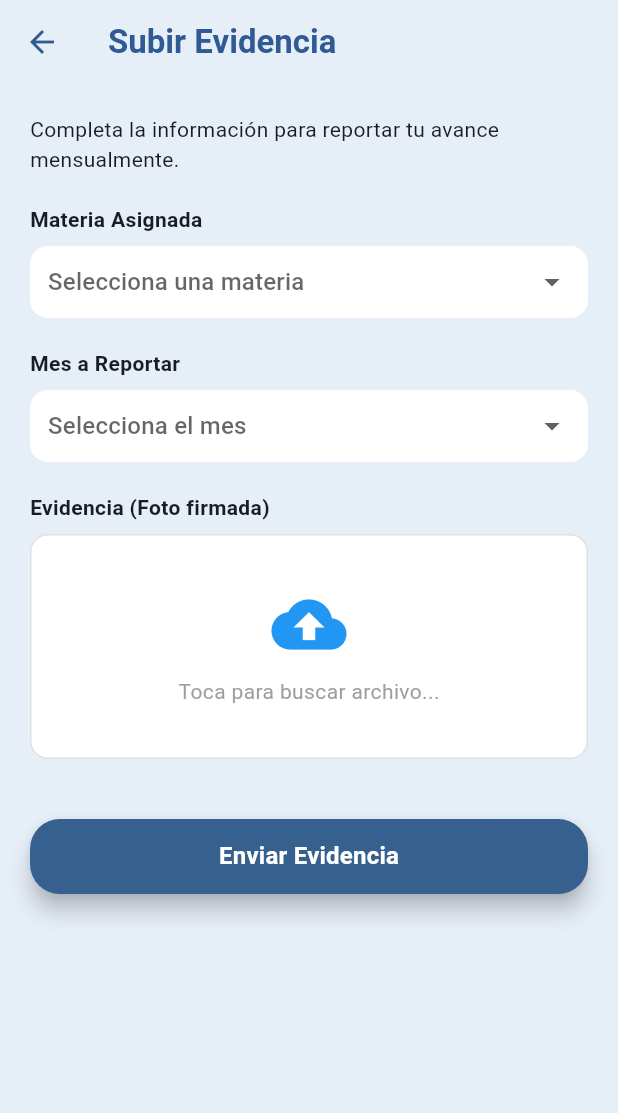
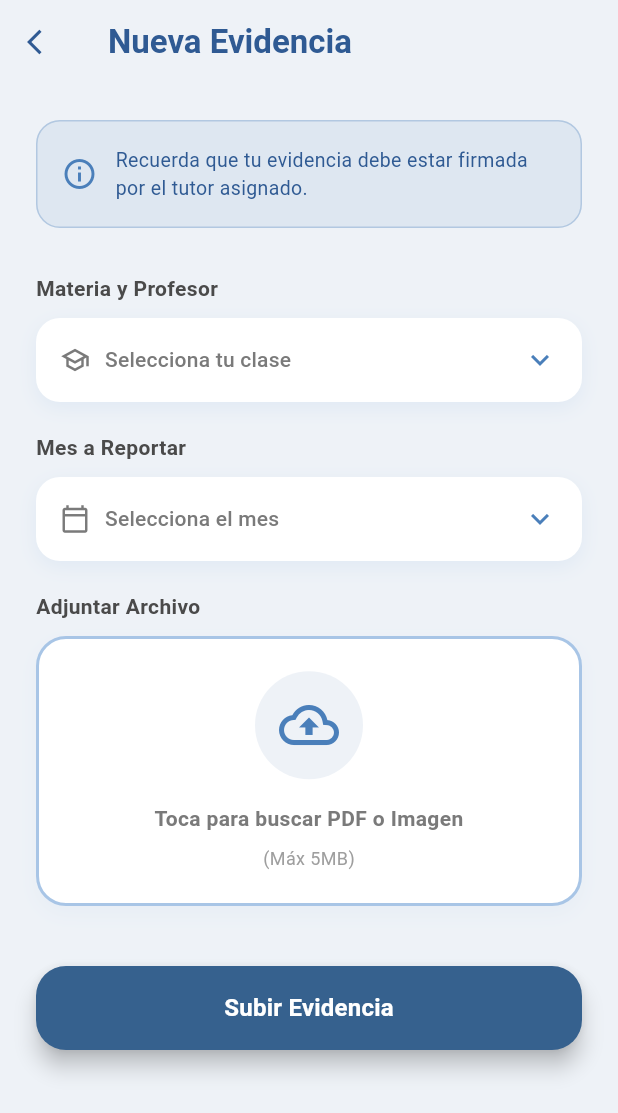
Before and after one commit to betilloXann/proyecto_tutorias, a Flutter app: the UploadEvidenceView screen opened directly, on a phone screen of 412 x 824 dp. Shown: the top 1113 px of the screen. Run offline on Flutter 3.47's test engine with Material 3 defaults, Android fonts, the phone set to English and light mode, and no system bars; our stand-ins replace cloud_firestore, file_picker, firebase_auth, firebase_core, firebase_storage, flutter_svg; accounts and stored records are empty.

Commit message:
:sparkles: Se agrego funcionalidad de seleccionar profesores asignados dentro de subir evidencia

```diff
--- a/lib/features/dashboard/viewmodels/upload_evidence_viewmodel.dart
+++ b/lib/features/dashboard/viewmodels/upload_evidence_viewmodel.dart
@@ -1,43 +1,100 @@
 import 'dart:io';
 import 'package:file_picker/file_picker.dart';
 import 'package:flutter/material.dart';
+import 'package:cloud_firestore/cloud_firestore.dart';
+//import 'package:firebase_auth/firebase_auth.dart';
 import '../../../data/repositories/auth_repository.dart';
 
 class UploadEvidenceViewModel extends ChangeNotifier {
   final AuthRepository _authRepo;
+  final FirebaseFirestore _db = FirebaseFirestore.instance;
+  //final FirebaseAuth _auth = FirebaseAuth.instance;
 
-  UploadEvidenceViewModel({required AuthRepository authRepo}) : _authRepo = authRepo;
+  UploadEvidenceViewModel({required AuthRepository authRepo}) : _authRepo = authRepo {
+    // Al iniciar, cargamos las materias reales del alumno
+    _loadStudentClasses();
+  }
 
-  // --- ESTADO (Variables) ---
+  // --- ESTADO ---
   bool _isLoading = false;
-  String? _selectedSubject;
+  bool _isLoadingClasses = true; // Nuevo estado para cargar materias
+
+  // Guardamos el objeto completo de la clase (Materia + Profe)
+  Map<String, dynamic>? _selectedClassData;
+
   String? _selectedMonth;
   File? _selectedFile;
   String? _fileName;
   String? _errorMessage;
 
-  // Listas (Simuladas por ahora)
-  final List<String> subjects = [
-    "Programación Orientada a Objetos - Prof. Alan Turing",
-    "Circuitos Lógicos - Prof. Nikola Tesla",
-  ];
+  // Lista de materias traída de Firebase
+  List<Map<String, dynamic>> _availableClasses = [];
 
+  // Lista estática de meses
   final List<String> months = [
-    "Enero", "Febrero", "Marzo", "Abril", "Mayo", "Junio", "Julio", "Agosto", "Septiembre", "Octubre", "Noviembre", "Diciembre"
+    "Enero", "Febrero", "Marzo", "Abril", "Mayo", "Junio",
+    "Julio", "Agosto", "Septiembre", "Octubre", "Noviembre", "Diciembre"
   ];
 
   // Getters
   bool get isLoading => _isLoading;
-  String? get selectedSubject => _selectedSubject;
+  bool get isLoadingClasses => _isLoadingClasses;
+  Map<String, dynamic>? get selectedClassData => _selectedClassData;
   String? get selectedMonth => _selectedMonth;
   File? get selectedFile => _selectedFile;
   String? get fileName => _fileName;
   String? get errorMessage => _errorMessage;
+  List<Map<String, dynamic>> get availableClasses => _availableClasses;
 
-  // --- MÉTODOS (Acciones) ---
+  // --- MÉTODOS ---
 
-  void setSubject(String? val) {
-    _selectedSubject = val;
+// 1. Cargar Materias Reales (Corregido)
+  Future<void> _loadStudentClasses() async {
+    _isLoadingClasses = true;
+    notifyListeners();
+
+    try {
+      // PASO CLAVE: Primero obtenemos el usuario completo para sacar su ID de documento
+      // (No usamos _auth.currentUser.uid directamente porque difiere de tu BD)
+      final userModel = await _authRepo.getCurrentUserData();
+
+      if (userModel == null) {
+        _errorMessage = "No se pudo identificar al alumno";
+        return;
+      }
+
+      // Ahora buscamos usando userModel.id (El ID del documento, ej: 8Pd2VM4...)
+      final snapshot = await _db
+          .collection('enrollments')
+          .where('uid', isEqualTo: userModel.id)
+          .where('status', isEqualTo: 'EN_CURSO')
+          .get();
+
+      if (snapshot.docs.isEmpty) {
+        // Opcional: Manejar caso vacío
+        //print("No se encontraron materias para el ID: ${userModel.id}");
+      }
+
+      _availableClasses = snapshot.docs.map((doc) {
+        final data = doc.data();
+        return {
+          'id': doc.id,
+          'subject': data['subject'] ?? 'Materia',
+          'professor': data['professor'] ?? 'Profesor',
+          'display': "${data['subject']} \n(Prof. ${data['professor']})"
+        };
+      }).toList();
+
+    } catch (e) {
+      _errorMessage = "No se pudieron cargar las materias: $e";
+    } finally {
+      _isLoadingClasses = false;
+      notifyListeners();
+    }
+  }
+
+  void setClass(Map<String, dynamic>? val) {
+    _selectedClassData = val;
     notifyListeners();
   }
 
@@ -49,56 +106,54 @@ class UploadEvidenceViewModel extends ChangeNotifier {
   Future<void> pickFile() async {
     final result = await FilePicker.platform.pickFiles(
       type: FileType.custom,
-      allowedExtensions: ['pdf', 'jpg', 'png'],
+      allowedExtensions: ['pdf', 'jpg', 'png', 'jpeg'],
     );
 
     if (result != null) {
       _selectedFile = File(result.files.single.path!);
       _fileName = result.files.single.name;
-      notifyListeners(); // Avisamos a la vista que ya hay archivo
+      notifyListeners();
     }
   }
 
-  // Retorna TRUE si subió bien, FALSE si falló
   Future<bool> uploadEvidence() async {
     _errorMessage = null;
 
-    if (_selectedSubject == null || _selectedMonth == null || _selectedFile == null) {
-      _errorMessage = "Selecciona materia, mes y archivo";
+    if (_selectedClassData == null || _selectedMonth == null || _selectedFile == null) {
+      _errorMessage = "Por favor selecciona materia, mes y adjunta un archivo.";
       notifyListeners();
       return false;
     }
 
     _isLoading = true;
-    notifyListeners(); // Activar spinner
+    notifyListeners();
 
     try {
+      // Usamos el repositorio, pasando la materia seleccionada
       await _authRepo.uploadEvidence(
-        materia: _selectedSubject!,
+        materia: _selectedClassData!['subject'], // Mandamos solo el nombre de la materia
         mes: _selectedMonth!,
         file: _selectedFile!,
       );
 
       _isLoading = false;
       notifyListeners();
-      return true; // Éxito
+      return true;
 
     } catch (e) {
       _isLoading = false;
       _errorMessage = e.toString().replaceAll("Exception: ", "");
       notifyListeners();
-      return false; // Error
+      return false;
     }
   }
 
-  // Limpiar formulario al salir
   void clear() {
-    _selectedSubject = null;
+    _selectedClassData = null;
     _selectedMonth = null;
     _selectedFile = null;
     _fileName = null;
     _errorMessage = null;
     _isLoading = false;
-    // No llamamos notifyListeners aquí porque usualmente se usa al desmontar
   }
 }
--- a/lib/features/dashboard/views/upload_evidence_view.dart
+++ b/lib/features/dashboard/views/upload_evidence_view.dart
@@ -1,134 +1,196 @@
 import 'package:flutter/material.dart';
 import 'package:provider/provider.dart';
 import '../../../core/widgets/primary_button.dart';
-import '../viewmodels/upload_evidence_viewmodel.dart'; // Importa el VM
+import '../../../data/repositories/auth_repository.dart';
+import '../viewmodels/upload_evidence_viewmodel.dart';
+import '../../../theme/theme.dart'; // Importamos tu tema
 
 class UploadEvidenceView extends StatelessWidget {
   const UploadEvidenceView({super.key});
 
   @override
   Widget build(BuildContext context) {
-    // Usamos watch para reconstruir la pantalla cuando cambie el estado
-    final vm = context.watch<UploadEvidenceViewModel>();
-    final theme = Theme.of(context);
-
-    return Scaffold(
-      backgroundColor: const Color(0xFFE6EEF8),
+    // Inyectamos el VM
+    return ChangeNotifierProvider(
+      create: (context) => UploadEvidenceViewModel(
+        authRepo: context.read<AuthRepository>(),
+      ),
+      child: Scaffold(
+        backgroundColor: AppTheme.baseLight, // Color de fondo del tema
         appBar: AppBar(
           backgroundColor: Colors.transparent,
           elevation: 0,
-        title: const Text("Subir Evidencia", style: TextStyle(color: Color(0xFF2F5A93), fontWeight: FontWeight.bold)),
-        leading: IconButton(
-          icon: const Icon(Icons.arrow_back, color: Color(0xFF2F5A93)),
+          title: const Text("Nueva Evidencia",
+              style: TextStyle(color: AppTheme.blueDark, fontWeight: FontWeight.bold)
+          ),
+          leading: Consumer<UploadEvidenceViewModel>(
+            builder: (context, vm, _) => IconButton(
+              icon: const Icon(Icons.arrow_back_ios, color: AppTheme.blueDark, size: 20),
               onPressed: () {
-            vm.clear(); // Limpiamos al salir
+                vm.clear();
                 Navigator.pop(context);
               },
             ),
           ),
-      body: SingleChildScrollView(
-        padding: const EdgeInsets.all(20),
+        ),
+        body: Consumer<UploadEvidenceViewModel>(
+          builder: (context, vm, child) {
+            return SingleChildScrollView(
+              padding: const EdgeInsets.all(24),
               child: Column(
                 crossAxisAlignment: CrossAxisAlignment.start,
                 children: [
-            const Text("Completa la información para reportar tu avance mensualmente."),
-            const SizedBox(height: 20),
+                  // --- TARJETA INFORMATIVA ---
+                  Container(
+                    padding: const EdgeInsets.all(16),
+                    decoration: BoxDecoration(
+                        color: AppTheme.bluePrimary.withValues(alpha: 0.1),
+                        borderRadius: BorderRadius.circular(16),
+                        border: Border.all(color: AppTheme.bluePrimary.withValues(alpha: 0.3))
+                    ),
+                    child: Row(
+                      children: [
+                        const Icon(Icons.info_outline, color: AppTheme.bluePrimary),
+                        const SizedBox(width: 12),
+                        const Expanded(
+                          child: Text(
+                            "Recuerda que tu evidencia debe estar firmada por el tutor asignado.",
+                            style: TextStyle(color: AppTheme.blueDark, fontSize: 13),
+                          ),
+                        ),
+                      ],
+                    ),
+                  ),
+                  const SizedBox(height: 30),
 
                   // --- 1. SELECCIONAR MATERIA ---
-            const Text("Materia Asignada", style: TextStyle(fontWeight: FontWeight.bold)),
-            const SizedBox(height: 8),
-            Container(
-              padding: const EdgeInsets.symmetric(horizontal: 12),
-              decoration: BoxDecoration(color: Colors.white, borderRadius: BorderRadius.circular(12)),
-              child: DropdownButtonHideUnderline(
-                child: DropdownButton<String>(
-                  isExpanded: true,
-                  hint: const Text("Selecciona una materia"),
-                  value: vm.selectedSubject, // Leemos del VM
-                  items: vm.subjects.map((String materia) {
-                    return DropdownMenuItem<String>(value: materia, child: Text(materia));
+                  const Text("Materia y Profesor", style: TextStyle(fontWeight: FontWeight.bold, color: AppTheme.textPrimary)),
+                  const SizedBox(height: 10),
+
+                  // Spinner si está cargando materias
+                  if (vm.isLoadingClasses)
+                    const Center(child: LinearProgressIndicator())
+                  else
+                    _CustomDropdown(
+                      hint: "Selecciona tu clase",
+                      value: vm.selectedClassData,
+                      // Mapeamos la lista compleja a DropdownItems
+                      items: vm.availableClasses.map((item) {
+                        return DropdownMenuItem<Map<String, dynamic>>(
+                          value: item,
+                          child: Text(item['display'], style: const TextStyle(fontSize: 14)),
+                        );
                       }).toList(),
-                  onChanged: (val) => vm.setSubject(val), // Avisamos al VM
-                ),
-              ),
+                      onChanged: (val) => vm.setClass(val),
+                      icon: Icons.school_outlined,
                     ),
 
                   const SizedBox(height: 20),
 
                   // --- 2. SELECCIONAR MES ---
-            const Text("Mes a Reportar", style: TextStyle(fontWeight: FontWeight.bold)),
-            const SizedBox(height: 8),
-            Container(
-              padding: const EdgeInsets.symmetric(horizontal: 12),
-              decoration: BoxDecoration(color: Colors.white, borderRadius: BorderRadius.circular(12)),
-              child: DropdownButtonHideUnderline(
-                child: DropdownButton<String>(
-                  isExpanded: true,
-                  hint: const Text("Selecciona el mes"),
-                  value: vm.selectedMonth, // Leemos del VM
+                  const Text("Mes a Reportar", style: TextStyle(fontWeight: FontWeight.bold, color: AppTheme.textPrimary)),
+                  const SizedBox(height: 10),
+                  _CustomDropdown(
+                    hint: "Selecciona el mes",
+                    value: vm.selectedMonth,
                     items: vm.months.map((String mes) {
                       return DropdownMenuItem<String>(value: mes, child: Text(mes));
                     }).toList(),
-                  onChanged: (val) => vm.setMonth(val), // Avisamos al VM
-                ),
-              ),
+                    onChanged: (val) => vm.setMonth(val),
+                    icon: Icons.calendar_today_outlined,
                   ),
 
                   const SizedBox(height: 20),
 
-            // --- 3. SUBIR ARCHIVO ---
-            const Text("Evidencia (Foto firmada)", style: TextStyle(fontWeight: FontWeight.bold)),
-            const SizedBox(height: 8),
+                  // --- 3. ÁREA DE SUBIDA (VISUALMENTE MEJORADA) ---
+                  const Text("Adjuntar Archivo", style: TextStyle(fontWeight: FontWeight.bold, color: AppTheme.textPrimary)),
+                  const SizedBox(height: 10),
+
                   InkWell(
-              onTap: vm.pickFile, // Acción del VM
+                    onTap: vm.pickFile,
+                    borderRadius: BorderRadius.circular(20),
                     child: Container(
-                height: 150,
+                      height: 180,
                       width: double.infinity,
                       decoration: BoxDecoration(
                           color: Colors.white,
-                  borderRadius: BorderRadius.circular(12),
-                  border: Border.all(color: Colors.grey.shade300),
+                          borderRadius: BorderRadius.circular(20),
+                          // Borde diferente si ya hay archivo
+                          border: Border.all(
+                              color: vm.selectedFile != null ? Colors.green : AppTheme.blueSoft,
+                              width: 2,
+                              style: BorderStyle.solid // Podrías usar un paquete para 'dashed'
+                          ),
+                          boxShadow: [
+                            BoxShadow(color: AppTheme.blueSoft.withValues(alpha: 0.1), blurRadius: 10, offset: const Offset(0, 5))
+                          ]
                       ),
                       child: Column(
                         mainAxisAlignment: MainAxisAlignment.center,
                         children: [
-                    Icon(
-                      vm.selectedFile != null ? Icons.check_circle : Icons.cloud_upload,
-                      size: 50,
-                      color: vm.selectedFile != null ? Colors.green : Colors.blue,
+                          Container(
+                            padding: const EdgeInsets.all(16),
+                            decoration: BoxDecoration(
+                              color: vm.selectedFile != null ? Colors.green.withValues(alpha: 0.1) : AppTheme.baseLight,
+                              shape: BoxShape.circle,
                             ),
-                    const SizedBox(height: 10),
+                            child: Icon(
+                              vm.selectedFile != null ? Icons.check : Icons.cloud_upload_outlined,
+                              size: 40,
+                              color: vm.selectedFile != null ? Colors.green : AppTheme.bluePrimary,
+                            ),
+                          ),
+                          const SizedBox(height: 16),
                           Text(
-                      vm.fileName ?? "Toca para buscar archivo...",
-                      style: const TextStyle(color: Colors.grey),
+                            vm.fileName ?? "Toca para buscar PDF o Imagen",
+                            style: TextStyle(
+                                color: vm.selectedFile != null ? Colors.green : AppTheme.textSecondary,
+                                fontWeight: FontWeight.w600
                             ),
+                            textAlign: TextAlign.center,
+                          ),
+                          if (vm.selectedFile == null)
+                            const Padding(
+                              padding: EdgeInsets.only(top: 8.0),
+                              child: Text("(Máx 5MB)", style: TextStyle(fontSize: 12, color: Colors.grey)),
+                            )
                         ],
                       ),
                     ),
                   ),
 
-            // Mensaje de Error (Si existe)
+                  // Error
                   if (vm.errorMessage != null)
                     Padding(
                       padding: const EdgeInsets.only(top: 20),
-                child: Text(vm.errorMessage!, style: const TextStyle(color: Colors.red)),
+                      child: Container(
+                        padding: const EdgeInsets.all(10),
+                        decoration: BoxDecoration(color: Colors.red.shade50, borderRadius: BorderRadius.circular(10)),
+                        child: Row(
+                          children: [
+                            const Icon(Icons.error, color: Colors.red, size: 20),
+                            const SizedBox(width: 10),
+                            Expanded(child: Text(vm.errorMessage!, style: const TextStyle(color: Colors.red, fontSize: 13))),
+                          ],
+                        ),
+                      ),
                     ),
 
                   const SizedBox(height: 40),
 
-            // --- BOTÓN ENVIAR ---
+                  // --- BOTÓN ---
                   SizedBox(
                     width: double.infinity,
-              height: 50,
+                    height: 56,
                     child: vm.isLoading
                         ? const Center(child: CircularProgressIndicator())
                         : PrimaryButton(
-                  text: "Enviar Evidencia",
+                        text: "Subir Evidencia",
                         onPressed: () async {
                           final success = await vm.uploadEvidence();
                           if (success && context.mounted) {
                             ScaffoldMessenger.of(context).showSnackBar(
-                        const SnackBar(content: Text("Evidencia subida correctamente"), backgroundColor: Colors.green),
+                              const SnackBar(content: Text("¡Evidencia enviada exitosamente!"), backgroundColor: Colors.green),
                             );
                             vm.clear();
                             Navigator.pop(context);
@@ -136,9 +198,62 @@ class UploadEvidenceView extends StatelessWidget {
                         }
                     ),
                   ),
+                  const SizedBox(height: 20),
                 ],
+              ),
+            );
+          },
         ),
       ),
     );
   }
 }
+
+// --- WIDGET PERSONALIZADO PARA DROPDOWNS ---
+class _CustomDropdown<T> extends StatelessWidget {
+  final String hint;
+  final T? value;
+  final List<DropdownMenuItem<T>> items;
+  final ValueChanged<T?> onChanged;
+  final IconData icon;
+
+  const _CustomDropdown({
+    required this.hint,
+    required this.value,
+    required this.items,
+    required this.onChanged,
+    required this.icon,
+  });
+
+  @override
+  Widget build(BuildContext context) {
+    return Container(
+      padding: const EdgeInsets.symmetric(horizontal: 16, vertical: 4),
+      decoration: BoxDecoration(
+          color: Colors.white,
+          borderRadius: BorderRadius.circular(16),
+          boxShadow: [
+            BoxShadow(color: AppTheme.blueSoft.withValues(alpha: 0.2), blurRadius: 10, offset: const Offset(0, 4))
+          ]
+      ),
+      child: DropdownButtonHideUnderline(
+        child: DropdownButton<T>(
+          value: value,
+          isExpanded: true,
+          hint: Row(
+            children: [
+              Icon(icon, size: 20, color: AppTheme.textSecondary),
+              const SizedBox(width: 10),
+              Text(hint, style: const TextStyle(color: AppTheme.textSecondary, fontSize: 14)),
+            ],
+          ),
+          icon: const Icon(Icons.keyboard_arrow_down, color: AppTheme.bluePrimary),
+          items: items,
+          onChanged: onChanged,
+          dropdownColor: Colors.white,
+          borderRadius: BorderRadius.circular(16),
+        ),
+      ),
+    );
+  }
+}
```
Lines whose indentation alone changed are shown as unchanged.
